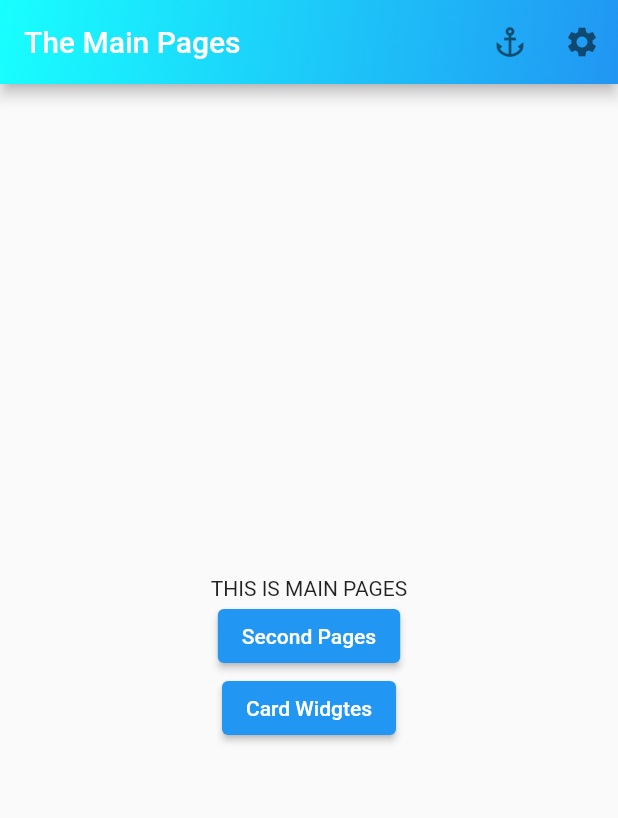
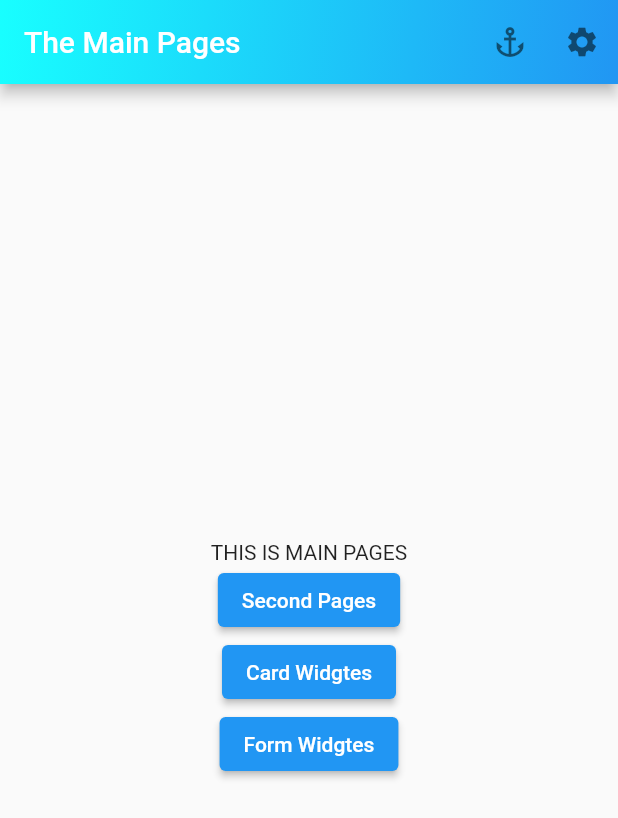
Before and after one commit to saldisucipto/flutter_great, a Flutter app: the MainPages screen opened directly, on a phone screen of 412 x 824 dp. Shown: the top 818 px of the screen. Run offline on Flutter 3.47's test engine with Material 2 defaults, Android fonts, the phone set to English and light mode, and no system bars.

Commit message:
TextField Widgtes

```diff
--- a/lib/pages/main_pages.dart
+++ b/lib/pages/main_pages.dart
@@ -2,6 +2,7 @@ import 'package:flutter/material.dart';
 import 'package:myapp/pages/second_pages.dart';
 import 'package:myapp/pages/widgets/card_widgets.dart';
 import 'package:myapp/pages/widgets/nav_route.dart';
+import 'package:myapp/pages/widgets/textfiels_widgtes.dart';
 
 class MainPages extends StatelessWidget {
   const MainPages({Key? key}) : super(key: key);
@@ -55,7 +56,11 @@ class MainPages extends StatelessWidget {
           Navigasi(
             classTujuan: CardWidgets(),
             namaNavigasi: "Card Widgtes",
-          )
+          ),
+          Navigasi(
+            classTujuan: FormWidgets(),
+            namaNavigasi: "Form Widgtes",
+          ),
         ],
       ),
     );
```
Also changed, not shown: lib/pages/widgets/textfiels_widgtes.dart (added, +37 -0 lines).
